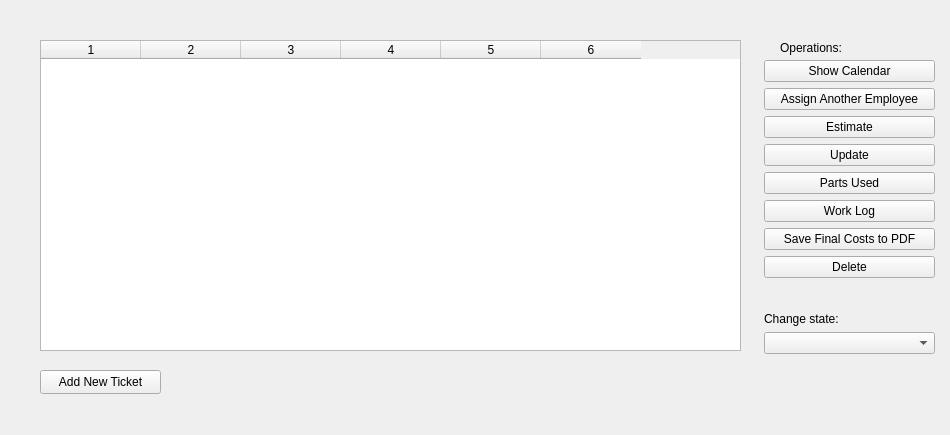
Qt form lab1/tickets.ui (m-Jakub/Car-Workshop-with-Qt) before a commit.
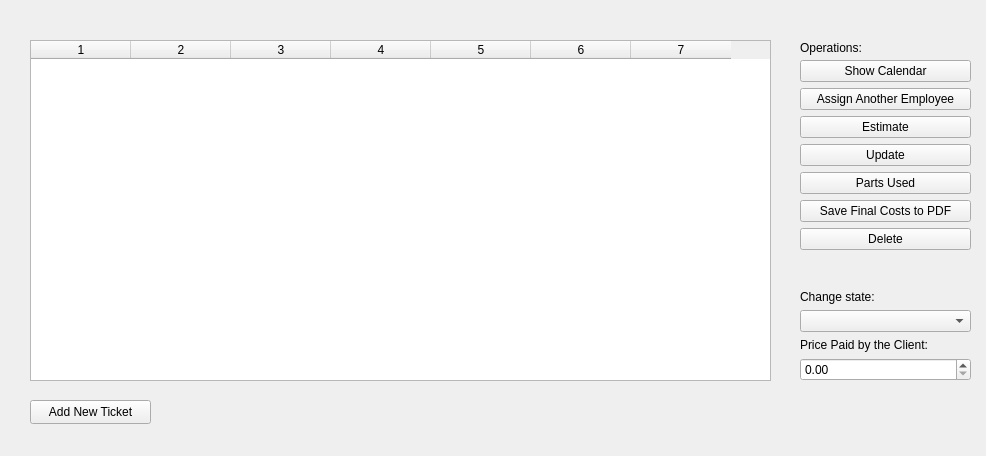
The same form after that commit.

Commit message: Implemented Price Paid editing

The edit to the form file:
```diff
--- a/lab1/tickets.ui
+++ b/lab1/tickets.ui
@@ -6,8 +6,8 @@
    <rect>
     <x>0</x>
     <y>0</y>
-    <width>950</width>
-    <height>435</height>
+    <width>986</width>
+    <height>456</height>
    </rect>
   </property>
   <property name="windowTitle">
@@ -16,10 +16,10 @@
   <widget class="QWidget" name="verticalLayoutWidget">
    <property name="geometry">
     <rect>
-     <x>764</x>
+     <x>800</x>
      <y>60</y>
      <width>171</width>
-     <height>294</height>
+     <height>321</height>
     </rect>
    </property>
    <layout class="QVBoxLayout" name="verticalLayout">
@@ -58,13 +58,6 @@
       </property>
      </widget>
     </item>
-    <item>
-     <widget class="QPushButton" name="workLogButton">
-      <property name="text">
-       <string>Work Log</string>
-      </property>
-     </widget>
-    </item>
     <item>
      <widget class="QPushButton" name="finalButton">
       <property name="text">
@@ -102,13 +95,23 @@
     <item>
      <widget class="QComboBox" name="stateComboBox"/>
     </item>
+    <item>
+     <widget class="QLabel" name="label_3">
+      <property name="text">
+       <string>Price Paid by the Client:</string>
+      </property>
+     </widget>
+    </item>
+    <item>
+     <widget class="QDoubleSpinBox" name="priceDoubleSpinBox"/>
+    </item>
    </layout>
   </widget>
   <widget class="QPushButton" name="addButton">
    <property name="geometry">
     <rect>
-     <x>40</x>
-     <y>370</y>
+     <x>30</x>
+     <y>400</y>
      <width>121</width>
      <height>24</height>
     </rect>
@@ -120,7 +123,7 @@
   <widget class="QLabel" name="label">
    <property name="geometry">
     <rect>
-     <x>780</x>
+     <x>800</x>
      <y>40</y>
      <width>81</width>
      <height>16</height>
@@ -133,17 +136,17 @@
   <widget class="QTableWidget" name="tableWidget">
    <property name="geometry">
     <rect>
-     <x>40</x>
+     <x>30</x>
      <y>40</y>
-     <width>701</width>
-     <height>311</height>
+     <width>741</width>
+     <height>341</height>
     </rect>
    </property>
    <property name="rowCount">
     <number>0</number>
    </property>
    <property name="columnCount">
-    <number>6</number>
+    <number>7</number>
    </property>
    <column/>
    <column/>
@@ -151,6 +154,7 @@
    <column/>
    <column/>
    <column/>
+   <column/>
   </widget>
  </widget>
  <resources/>
```
The commit also changes 11 other files.
